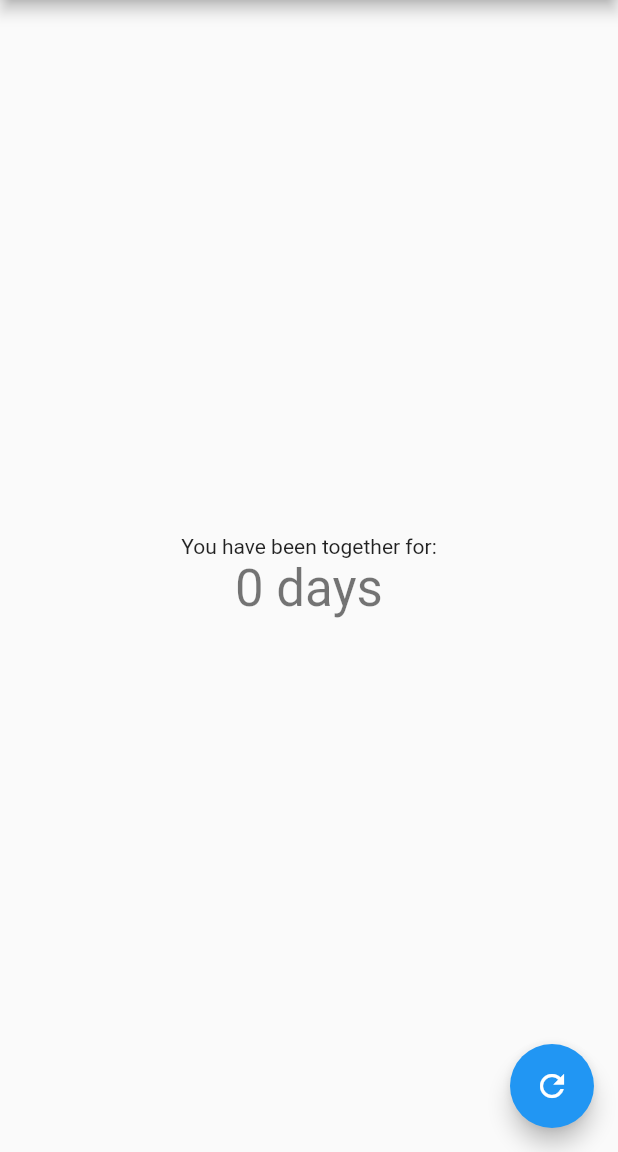
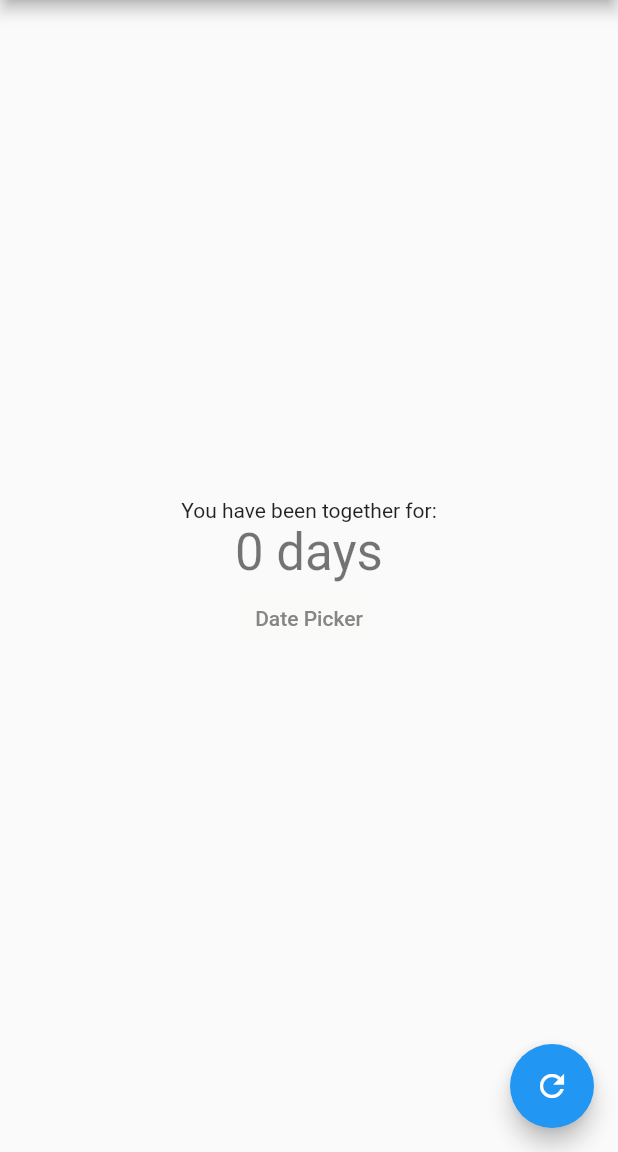
Before and after one commit to diminecjean/day-counter, a Flutter app: the HomePage screen opened directly, on a phone screen of 412 x 824 dp, the part 84-1236 px from its top. Run offline on Flutter 3.47's test engine with Material 2 defaults, Android fonts, the light colour scheme and no system bars; our stand-ins replace google_fonts.

Commit message:
add date picker

```diff
--- a/lib/home.dart
+++ b/lib/home.dart
@@ -48,6 +48,26 @@ class _HomePageState extends State<HomePage> {
               '$_difference days',
               style: Theme.of(context).textTheme.headlineMedium,
             ),
+            TextButton(
+              style: ButtonStyle(
+                foregroundColor: MaterialStateProperty.all<Color>(
+                    Color.fromARGB(255, 134, 134, 134)),
+                backgroundColor: MaterialStateProperty.all<Color>(
+                    Color.fromARGB(1, 255, 208, 0)),
+              ),
+              onPressed: () {
+                Navigator.pushNamed(context, '/datepicker');
+              },
+              child: Text('Date Picker'),
+            ),
+            // GestureDetector(
+            //   onTap: () =>
+            //       Navigator.pushNamed(context, "/clearyourmindwithbreathie"),
+            //   child: CustomImageTextButton(
+            //       inputText: 'Clear your mind with Breathie',
+            //       imagePath: 'assets/images/img_image19.png',
+            //       imageScale: 2.8),
+            // ),
           ],
         ),
       ),
```
